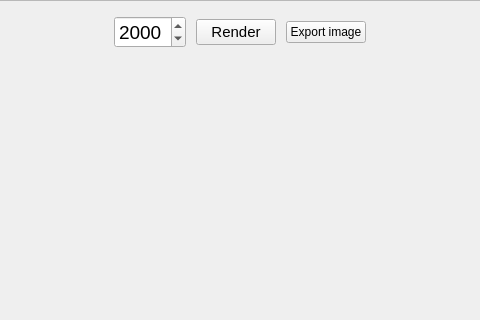
The window that src/gui/diarypixels.ui (someretical/TheoreticalDiary) describes before a commit, drawn with Qt 5; both pictures show x 360 to 840 and y 0 to 320 of the 1200 by 600 pixel window.
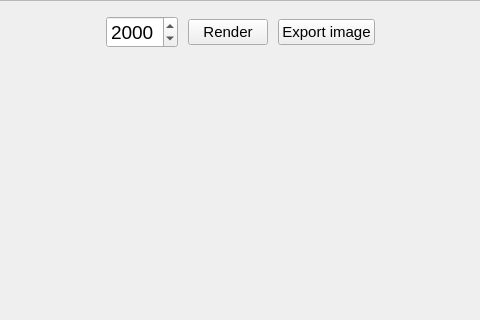
The same window after the commit.

```diff
--- a/src/gui/diarypixels.ui
+++ b/src/gui/diarypixels.ui
@@ -140,6 +140,11 @@
         </item>
         <item row="0" column="3">
          <widget class="QPushButton" name="export_img_button">
+          <property name="font">
+           <font>
+            <pointsize>11</pointsize>
+           </font>
+          </property>
           <property name="text">
            <string>Export image</string>
           </property>
```
